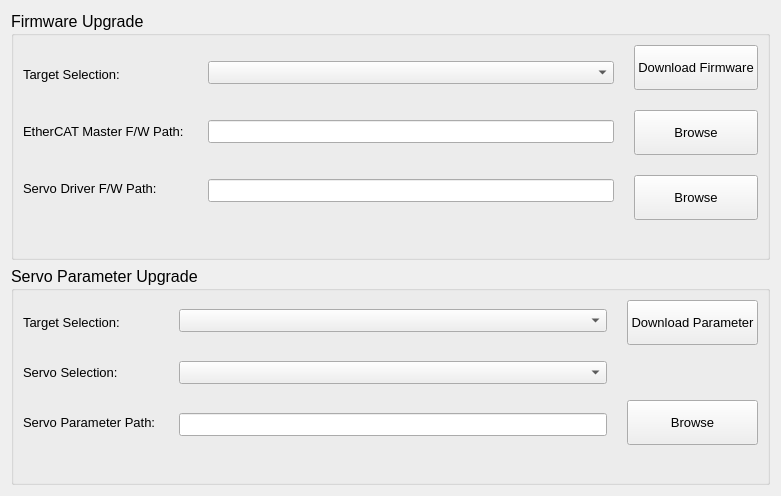
The window that ui/frmUpgrade.ui (MyRobot-lab/AxRobotUtility) describes before a commit, drawn with Qt 5.
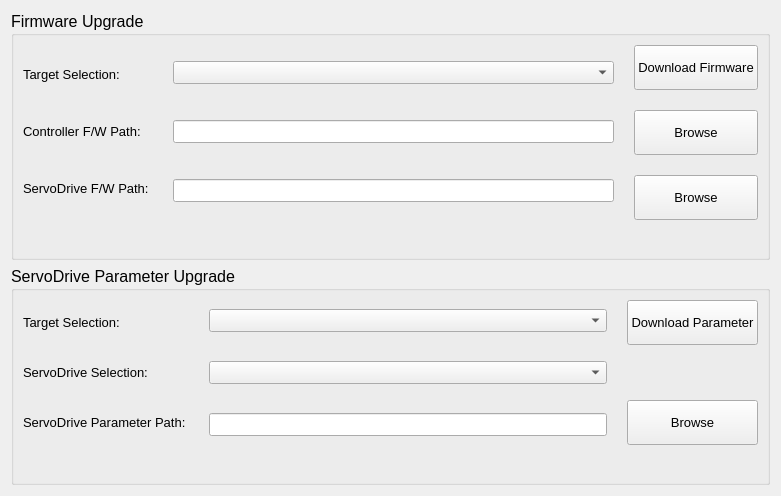
The same window after the commit.

The edit to the form file:
```diff
--- a/ui/frmUpgrade.ui
+++ b/ui/frmUpgrade.ui
@@ -224,7 +224,7 @@
            </font>
           </property>
           <property name="text">
-           <string>EtherCAT Master F/W Path: </string>
+           <string>Controller F/W Path: </string>
           </property>
          </widget>
         </item>
@@ -243,7 +243,7 @@
            </font>
           </property>
           <property name="text">
-           <string>Servo Driver F/W Path: </string>
+           <string>ServoDrive F/W Path: </string>
           </property>
          </widget>
         </item>
@@ -274,7 +274,7 @@
       </font>
      </property>
      <property name="title">
-      <string>Servo Parameter Upgrade</string>
+      <string>ServoDrive Parameter Upgrade</string>
      </property>
      <layout class="QGridLayout" name="gridLayout_2">
       <property name="horizontalSpacing">
@@ -334,7 +334,7 @@
            </font>
           </property>
           <property name="text">
-           <string>Servo Selection: </string>
+           <string>ServoDrive Selection: </string>
           </property>
          </widget>
         </item>
@@ -359,7 +359,7 @@
            </font>
           </property>
           <property name="text">
-           <string>Servo Parameter Path: </string>
+           <string>ServoDrive Parameter Path: </string>
           </property>
          </widget>
         </item>
```
